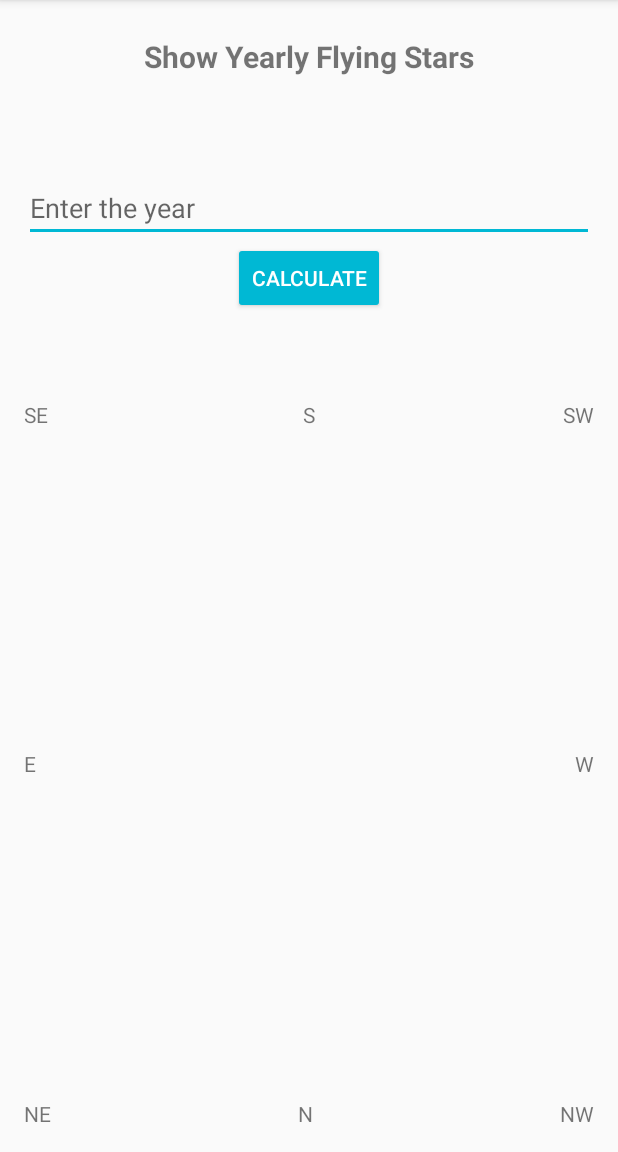
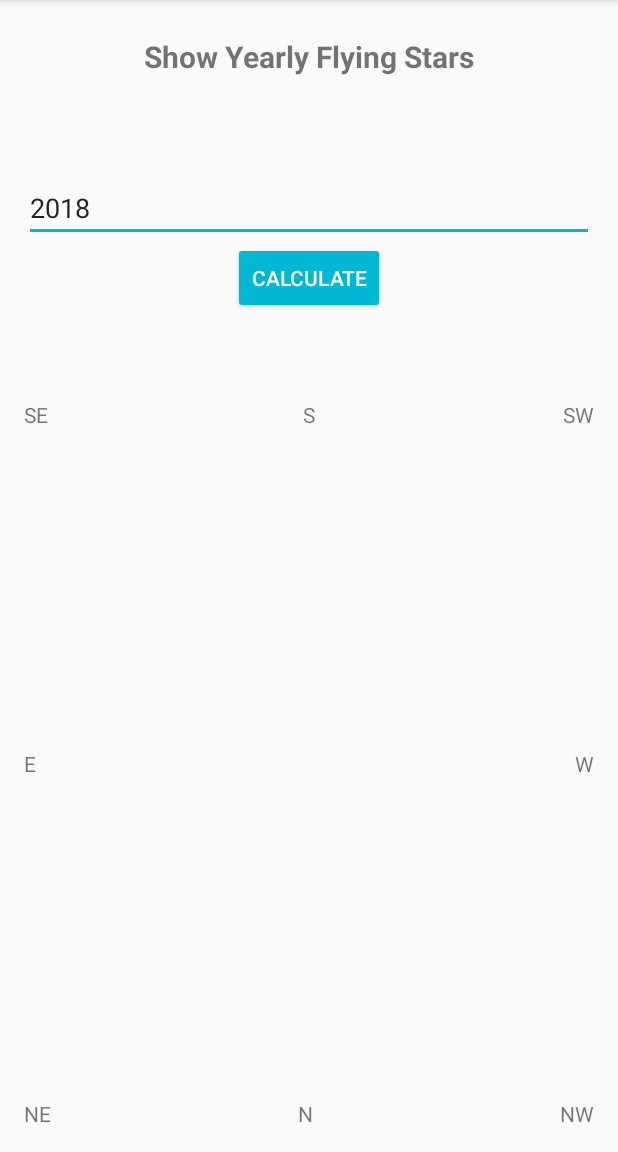
Before and after one commit to alzayon/ChineseAstrologyCalcApp, an Android app: the screen it shows after launch (MainActivity), in the side drawer, after a tap on "Show Yearly Flying Stars", on a phone screen of 412 x 824 dp, the part 84-1236 px from its top. Run offline under Robolectric (Android 15) with nearby library versions, the phone set to English and light mode, and no system bars; our stand-ins replace Dagger/Hilt's generated code, Timber, data binding; 1 statement that could not run was skipped.

Commit message:
Added databinding to ShowYearlyFlyingStarsScreen

```diff
--- a/app/src/main/kotlin/com/alexis/chineseastrology/screens/ShowYearlyFlyingStarsScreen.kt
+++ b/app/src/main/kotlin/com/alexis/chineseastrology/screens/ShowYearlyFlyingStarsScreen.kt
@@ -1,13 +1,17 @@
 package com.alexis.chineseastrology.screens
 
 import android.content.Context
+import android.databinding.BindingAdapter
+import android.databinding.DataBindingUtil.inflate
+import android.databinding.InverseBindingAdapter
 import android.util.AttributeSet
-import android.view.View
 import android.view.ViewGroup.LayoutParams.MATCH_PARENT
+import android.widget.EditText
 import android.widget.LinearLayout
 import com.alexis.chineseastrology.R
 import com.alexis.chineseastrology.dagger.general.viewinjector.IViewWithActivity
 import com.alexis.chineseastrology.dagger.general.viewinjector.ViewInjection
+import com.alexis.chineseastrology.databinding.ShowYearlyFlyingStarsScreenBinding
 import com.alexis.chineseastrology.general.extensions.getViewModel
 import com.alexis.chineseastrology.lib.flyingstars.time.YearlyFlyingStarGroup
 import com.alexis.chineseastrology.viewmodel.IShowYearlyFlyingStarsViewModel
@@ -28,8 +32,16 @@ class ShowYearlyFlyingStarsScreen : LinearLayout, IViewWithActivity {
     private var year: Int = Calendar.getInstance().get(Calendar.YEAR)
 
     private fun init() {
-        View.inflate(context, R.layout.show_yearly_flying_stars_screen, this)
         viewModel = activity.getViewModel<ShowYearlyFlyingStarsViewModel>()
+
+        val binding = inflate<ShowYearlyFlyingStarsScreenBinding>(
+                activity.fragmentActivity.layoutInflater,
+                R.layout.show_yearly_flying_stars_screen,
+                this,
+                true
+        )
+        binding.viewModel = viewModel
+
         val lp = LinearLayout.LayoutParams(MATCH_PARENT, MATCH_PARENT)
         layoutParams = lp
         orientation = VERTICAL
@@ -41,4 +53,31 @@ class ShowYearlyFlyingStarsScreen : LinearLayout, IViewWithActivity {
         yearlyFlyingStarGroup = viewModel.calculateYearlyFlyingStarGroup(year)
         viewFlyingStarCanvas.flyingStarGroup = yearlyFlyingStarGroup
     }
+
+    override fun onAttachedToWindow() {
+        super.onAttachedToWindow()
+        viewModel.reset()
+    }
+
+    override fun onDetachedFromWindow() {
+        super.onDetachedFromWindow()
+        viewModel.reset()
+    }
 }
+
+object ShowYearlyFlyingStarsScreenBinders {
+    @BindingAdapter("showYearlyFlyingStarsYearToCalculate")
+    @JvmStatic
+    fun EditText.showYearlyFlyingStarsYearToCalculateBinding(year: Int) {
+        this.setText(year.toString())
+    }
+
+    @InverseBindingAdapter(
+        attribute = "showYearlyFlyingStarsYearToCalculate",
+        event = "android:textAttrChanged"
+    )
+    @JvmStatic
+    fun showYearlyFlyingStarsYearToCalculateBinding(editText: EditText): Int {
+        return Integer.parseInt(editText.text.toString())
+    }
+}
--- a/app/src/main/kotlin/com/alexis/chineseastrology/viewmodel/ICalculateBirthdayViewModel.kt
+++ b/app/src/main/kotlin/com/alexis/chineseastrology/viewmodel/ICalculateBirthdayViewModel.kt
@@ -8,4 +8,5 @@ interface ICalculateBirthdayViewModel {
     var date: ObservableField<Date>
     var animalSign: ObservableField<IAnimalSign>
     fun calculateBirthday(): IAnimalSign
+    fun reset()
 }
--- a/app/src/main/kotlin/com/alexis/chineseastrology/viewmodel/IShowYearlyFlyingStarsViewModel.kt
+++ b/app/src/main/kotlin/com/alexis/chineseastrology/viewmodel/IShowYearlyFlyingStarsViewModel.kt
@@ -1,7 +1,10 @@
 package com.alexis.chineseastrology.viewmodel
 
+import android.databinding.ObservableInt
 import com.alexis.chineseastrology.lib.flyingstars.time.YearlyFlyingStarGroup
 
 interface IShowYearlyFlyingStarsViewModel {
+    var yearToCalculate: ObservableInt
+    fun reset()
     fun calculateYearlyFlyingStarGroup(year: Int): YearlyFlyingStarGroup
 }
--- a/app/src/main/kotlin/com/alexis/chineseastrology/viewmodel/ShowYearlyFlyingStarsViewModel.kt
+++ b/app/src/main/kotlin/com/alexis/chineseastrology/viewmodel/ShowYearlyFlyingStarsViewModel.kt
@@ -1,11 +1,22 @@
 package com.alexis.chineseastrology.viewmodel
 
 import android.arch.lifecycle.ViewModel
+import android.databinding.ObservableInt
 import com.alexis.chineseastrology.lib.flyingstars.time.YearlyFlyingStarGroup
 import com.alexis.chineseastrology.lib.flyingstars.time.YearlyFlyingStarGroupSet
+import java.util.*
 import javax.inject.Inject
 
 class ShowYearlyFlyingStarsViewModel @Inject constructor() : ViewModel(), IShowYearlyFlyingStarsViewModel {
+
+    override var yearToCalculate =  ObservableInt(0)
+
+    override fun reset() {
+        val cal = Calendar.getInstance()
+        val year = cal.get(Calendar.YEAR)
+        yearToCalculate.set(year)
+    }
+
     override fun calculateYearlyFlyingStarGroup(year: Int): YearlyFlyingStarGroup {
         return YearlyFlyingStarGroupSet.determineYearSetForYear(year).getFlyingStarsGroup()
     }
--- a/app/src/main/res/layout/calculate_birthday_screen.xml
+++ b/app/src/main/res/layout/calculate_birthday_screen.xml
@@ -51,6 +51,7 @@
             android:layout_gravity="center"
             style="@style/Widget.AppCompat.Button.Colored"
             android:layout_marginTop="@dimen/big_margin"
+            calculateBirthdayTrigger="@{() -> viewModel.calculateBirthday()}"
             android:text="@string/btn_action_Calculate"></Button>
 
         <LinearLayout
--- a/app/src/main/res/layout/show_yearly_flying_stars_screen.xml
+++ b/app/src/main/res/layout/show_yearly_flying_stars_screen.xml
@@ -1,5 +1,14 @@
 <?xml version="1.0" encoding="utf-8"?>
-<LinearLayout xmlns:android="http://schemas.android.com/apk/res/android"
+<layout
+    xmlns:android="http://schemas.android.com/apk/res/android"
+    xmlns:app="http://schemas.android.com/apk/res-auto"
+    xmlns:tools="http://schemas.android.com/tools">
+    <data>
+        <variable
+            name="viewModel"
+            type="com.alexis.chineseastrology.viewmodel.IShowYearlyFlyingStarsViewModel" />
+    </data>
+    <LinearLayout
         android:orientation="vertical"
         android:gravity="center"
         android:layout_width="match_parent"
@@ -21,6 +30,7 @@
             android:layout_width="match_parent"
             android:layout_height="0dp">
             <EditText
+                showYearlyFlyingStarsYearToCalculate="@={viewModel.yearToCalculate}"
                 android:inputType="number"
                 android:hint="@string/enter_year"
                 android:layout_width="match_parent"
@@ -40,3 +50,4 @@
             android:layout_width="match_parent"
             android:layout_height="0dp"/>
     </LinearLayout>
+</layout>
--- a/lib/build.gradle
+++ b/lib/build.gradle
@@ -8,7 +8,7 @@ sourceSets {
 
 dependencies {
     implementation fileTree(dir: 'libs', include: ['*.jar'])
-    implementation "org.jetbrains.kotlin:kotlin-stdlib-jre8:$kotlin_version"
+    implementation "org.jetbrains.kotlin:kotlin-stdlib-jdk8:$kotlin_version"
 
     // Required -- JUnit 4 framework
     testImplementation 'junit:junit:4.12'
@@ -16,8 +16,8 @@ dependencies {
     testImplementation 'org.mockito:mockito-core:2.7.21'
 }
 
-sourceCompatibility = "1.7"
-targetCompatibility = "1.7"
+sourceCompatibility = "1.8"
+targetCompatibility = "1.8"
 buildscript {
     ext.kotlin_version = '1.2.31'
     repositories {
```
Also changed, not shown: app/src/main/kotlin/com/alexis/chineseastrology/screens/CalculateBirthdayScreen.kt (+24 -12 lines), app/src/main/kotlin/com/alexis/chineseastrology/viewmodel/CalculateBirthdayViewModel.kt (+12 -1 lines). Lines whose indentation alone changed are shown as unchanged.
